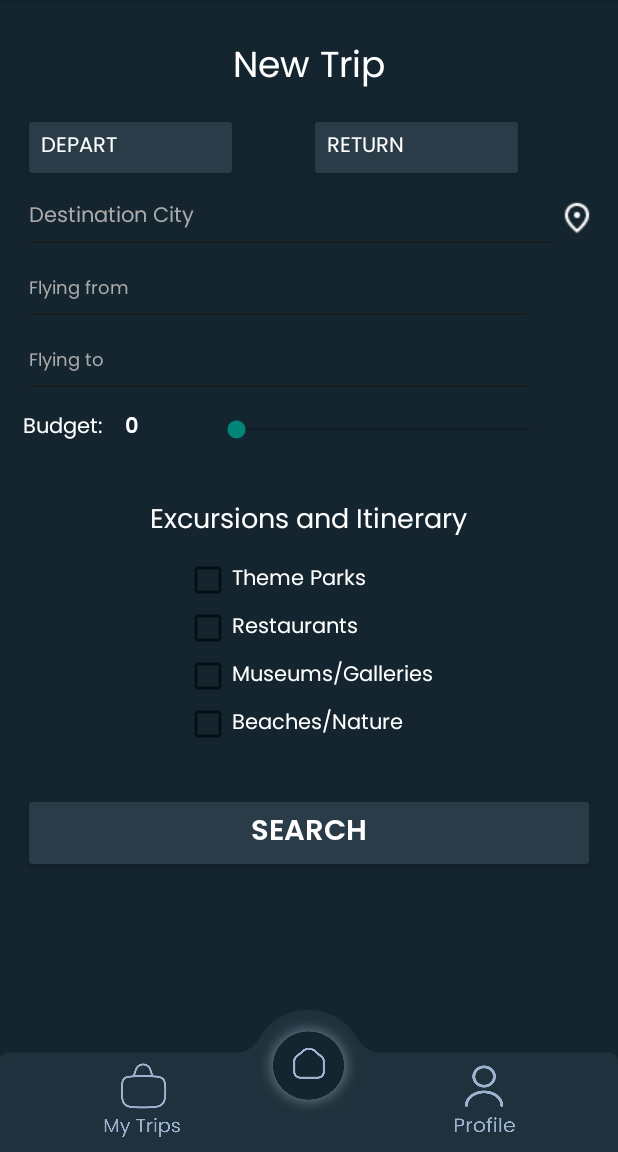
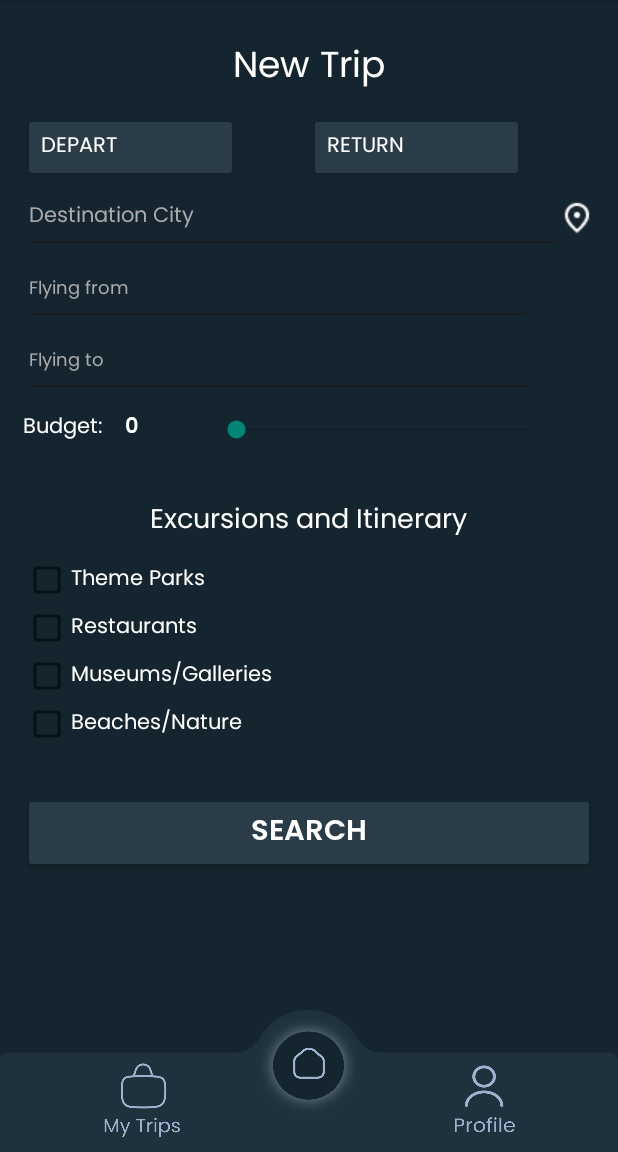
Before and after one commit to rithvik213/TripPlanner, an Android app: the TripSearch screen opened through its navigation route, on a phone screen of 412 x 824 dp, the part 84-1236 px from its top. Run offline under Robolectric (Android 15) with nearby library versions, the phone set to English and light mode, and no system bars; our stand-ins replace navigation-ui; libraries missing offline, so code that uses them is left out: com.google.api.services.

Commit message:
slight changes to trip search

```diff
--- a/app/src/main/res/layout/fragment_discover_page.xml
+++ b/app/src/main/res/layout/fragment_discover_page.xml
@@ -34,6 +34,7 @@
             app:layout_constraintStart_toStartOf="parent"
             app:layout_constraintTop_toTopOf="parent"
             app:layout_constraintVertical_bias="0.062" />
+
         <ImageButton
             android:layout_width="46dp"
             android:layout_height="45dp"
--- a/app/src/main/res/layout/fragment_trip_search.xml
+++ b/app/src/main/res/layout/fragment_trip_search.xml
@@ -204,10 +204,13 @@
         android:textSize="18sp"
         app:layout_constraintVertical_bias="0.464" />
 
+    <ScrollView
+        android:layout_width="match_parent"
+        android:layout_height="wrap_content" >
 
         <LinearLayout
             android:id="@+id/checkGroup"
-        android:layout_width="wrap_content"
+            android:layout_width="match_parent"
             android:layout_height="wrap_content"
             android:layout_gravity="center"
             android:orientation="vertical"
@@ -244,8 +247,6 @@
                 android:fontFamily="@font/poppins"
                 android:text="@string/beaches"
                 android:textColor="@color/white" />
-    </LinearLayout>
-
 
             <Button
                 android:id="@+id/searchButton"
@@ -257,5 +258,8 @@
                 android:textColor="#FFFFFF"
                 android:textSize="19sp"
                 android:layout_marginTop="30dp" />
+        </LinearLayout>
+
+    </ScrollView>
 
 </LinearLayout>
```
Lines whose indentation alone changed are shown as unchanged.
